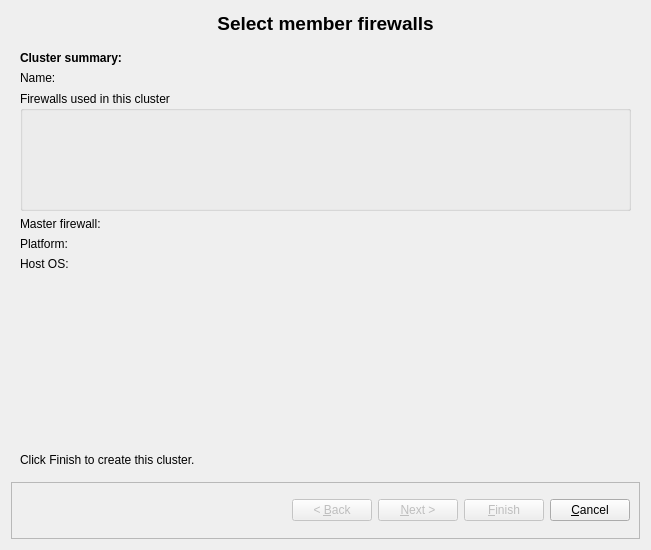
The window that src/firewallfabrik/gui/ui/newclusterdialog_q.ui (Linuxfabrik/firewallfabrik) describes before a commit, drawn with Qt 5.
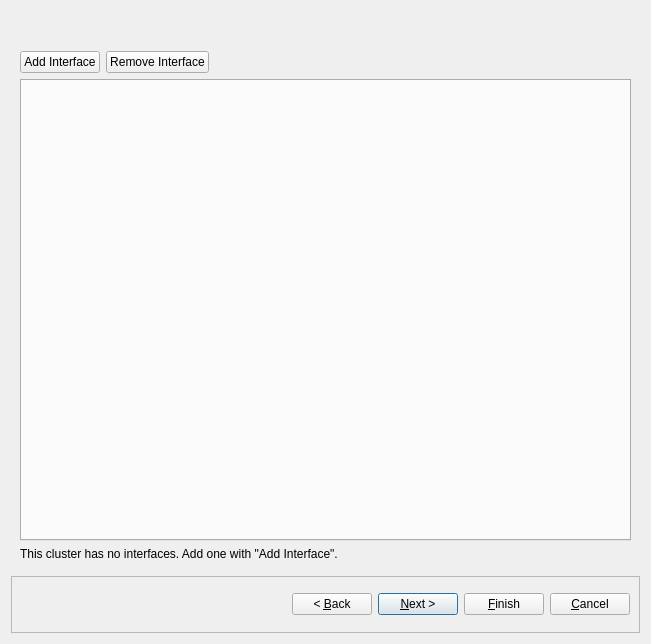
The same window after the commit. The open tabs and pages were chosen to show the change.

Commit message: feat(gui): port the New Cluster wizard from Firewall Builder (fix #180)

What changed in the file:
```diff
--- a/src/firewallfabrik/gui/ui/newclusterdialog_q.ui
+++ b/src/firewallfabrik/gui/ui/newclusterdialog_q.ui
@@ -10,7 +10,7 @@
     <x>0</x>
     <y>0</y>
     <width>651</width>
-    <height>550</height>
+    <height>644</height>
    </rect>
   </property>
   <property name="windowTitle">
@@ -37,9 +37,6 @@
        <bold>true</bold>
       </font>
      </property>
-     <property name="text">
-      <string>Select member firewalls</string>
-     </property>
      <property name="alignment">
       <set>Qt::AlignmentFlag::AlignCenter</set>
      </property>
@@ -50,7 +47,7 @@
      <property name="minimumSize">
       <size>
        <width>500</width>
-       <height>380</height>
+       <height>450</height>
       </size>
      </property>
      <property name="currentIndex">
@@ -156,13 +153,138 @@
      <widget class="QWidget" name="page_2">
       <layout class="QVBoxLayout" name="verticalLayout_2">
        <item>
-        <widget class="QLabel" name="label_summary_heading">
-         <property name="sizePolicy">
-          <sizepolicy hsizetype="Preferred" vsizetype="Maximum">
-           <horstretch>0</horstretch>
-           <verstretch>0</verstretch>
-          </sizepolicy>
+        <layout class="QHBoxLayout" name="interfaceButtonLayout">
+         <item>
+          <widget class="QPushButton" name="addInterfaceButton">
+           <property name="text">
+            <string>Add Interface</string>
+           </property>
+           <property name="toolTip">
+            <string>Add a cluster interface and choose the member interfaces it stands for</string>
+           </property>
+           <property name="autoDefault">
+            <bool>false</bool>
+           </property>
+          </widget>
+         </item>
+         <item>
+          <widget class="QPushButton" name="removeInterfaceButton">
+           <property name="text">
+            <string>Remove Interface</string>
+           </property>
+           <property name="toolTip">
+            <string>Remove the cluster interface shown in the current tab</string>
+           </property>
+           <property name="autoDefault">
+            <bool>false</bool>
+           </property>
+          </widget>
+         </item>
+         <item>
+          <spacer name="interfaceButtonSpacer">
+           <property name="orientation">
+            <enum>Qt::Orientation::Horizontal</enum>
+           </property>
+           <property name="sizeHint" stdset="0">
+            <size>
+             <width>40</width>
+             <height>20</height>
+            </size>
+           </property>
+          </spacer>
+         </item>
+        </layout>
+       </item>
+       <item>
+        <widget class="QTabWidget" name="interfaceSelector">
+         <property name="toolTip">
+          <string>One tab per cluster interface. The wizard suggests one for every interface
+name all members share and that can take part in a cluster.</string>
          </property>
+        </widget>
+       </item>
+       <item>
+        <widget class="QLabel" name="noInterfacesLabel">
+         <property name="visible">
+          <bool>false</bool>
+         </property>
+         <property name="text">
+          <string>This cluster has no interfaces. Add one with &quot;Add Interface&quot;.</string>
+         </property>
+         <property name="wordWrap">
+          <bool>true</bool>
+         </property>
+        </widget>
+       </item>
+      </layout>
+     </widget>
+     <widget class="QWidget" name="page_3">
+      <property name="windowTitle">
+       <string>Set the failover protocol and addresses</string>
+      </property>
+      <layout class="QVBoxLayout" name="verticalLayout_3">
+       <item>
+        <widget class="QTabWidget" name="interfaceEditor"/>
+       </item>
+      </layout>
+     </widget>
+     <widget class="QWidget" name="page_4">
+      <property name="windowTitle">
+       <string>Choose the rules of the cluster</string>
+      </property>
+      <layout class="QVBoxLayout" name="verticalLayout_4">
+       <item>
+        <widget class="QLabel" name="policyHint">
+         <property name="text">
+          <string>Choose which member's Policy and NAT rules should be used to create Policy and NAT rules of the cluster. First, each member firewall object will be copied with the name &quot;&lt;firewall&gt;-bak&quot; (where &lt;firewall&gt; is the name of the member) for backup, then rules from the chosen member will be copied to the new cluster and finally all Policy and NAT rules will be deleted in both members. Backup firewall objects ensure that you do not lose your configuration and can always revert back if necessary. You can delete backup objects or move them to a separate library for archival later.</string>
+         </property>
+         <property name="textFormat">
+          <enum>Qt::TextFormat::PlainText</enum>
+         </property>
+         <property name="wordWrap">
+          <bool>true</bool>
+         </property>
+        </widget>
+       </item>
+       <item>
+        <layout class="QVBoxLayout" name="policySourceLayout">
+         <item>
+          <widget class="QRadioButton" name="noPolicy">
+           <property name="text">
+            <string>do not use any, i will create new policy and NAT rules</string>
+           </property>
+           <property name="toolTip">
+            <string>The cluster starts with empty rule sets and the members keep theirs.</string>
+           </property>
+           <property name="checked">
+            <bool>true</bool>
+           </property>
+          </widget>
+         </item>
+        </layout>
+       </item>
+       <item>
+        <spacer name="policySpacer">
+         <property name="orientation">
+          <enum>Qt::Orientation::Vertical</enum>
+         </property>
+         <property name="sizeHint" stdset="0">
+          <size>
+           <width>20</width>
+           <height>40</height>
+          </size>
+         </property>
+        </spacer>
+       </item>
+      </layout>
+     </widget>
+     <widget class="QWidget" name="page_5">
+      <property name="windowTitle">
+       <string>Review and create the cluster</string>
+      </property>
+      <layout class="QVBoxLayout" name="verticalLayout_5">
+       <item>
+        <widget class="QLabel" name="summaryHeading">
          <property name="font">
           <font>
            <bold>true</bold>
@@ -174,32 +296,10 @@
         </widget>
        </item>
        <item>
-        <widget class="QLabel" name="clusterName">
-         <property name="text">
-          <string>Name: </string>
-         </property>
-        </widget>
+        <widget class="QLabel" name="clusterName"/>
        </item>
        <item>
-        <widget class="QGroupBox" name="groupBox">
-         <property name="sizePolicy">
-          <sizepolicy hsizetype="Preferred" vsizetype="Fixed">
-           <horstretch>0</horstretch>
-           <verstretch>0</verstretch>
-          </sizepolicy>
-         </property>
-         <property name="minimumSize">
-          <size>
-           <width>0</width>
-           <height>120</height>
-          </size>
-         </property>
-         <property name="maximumSize">
-          <size>
-           <width>16777215</width>
-           <height>150</height>
-          </size>
-         </property>
+        <widget class="QGroupBox" name="firewallsGroup">
          <property name="title">
           <string>Firewalls used in this cluster</string>
          </property>
@@ -233,46 +333,14 @@
         </widget>
        </item>
        <item>
-        <widget class="QLabel" name="masterLabel">
-         <property name="sizePolicy">
-          <sizepolicy hsizetype="Preferred" vsizetype="Maximum">
-           <horstretch>0</horstretch>
-           <verstretch>0</verstretch>
-          </sizepolicy>
+        <widget class="QLabel" name="policyLabel">
+         <property name="wordWrap">
+          <bool>true</bool>
          </property>
-         <property name="text">
-          <string>Master firewall: </string>
-         </property>
         </widget>
        </item>
        <item>
-        <widget class="QLabel" name="platformLabel">
-         <property name="sizePolicy">
-          <sizepolicy hsizetype="Preferred" vsizetype="Maximum">
-           <horstretch>0</horstretch>
-           <verstretch>0</verstretch>
-          </sizepolicy>
-         </property>
-         <property name="text">
-          <string>Platform: </string>
-         </property>
-        </widget>
-       </item>
-       <item>
-        <widget class="QLabel" name="hostOSLabel">
-         <property name="sizePolicy">
-          <sizepolicy hsizetype="Preferred" vsizetype="Maximum">
-           <horstretch>0</horstretch>
-           <verstretch>0</verstretch>
-          </sizepolicy>
-         </property>
-         <property name="text">
-          <string>Host OS: </string>
-         </property>
-        </widget>
-       </item>
-       <item>
-        <spacer name="verticalSpacer_2">
+        <spacer name="summarySpacer">
          <property name="orientation">
           <enum>Qt::Orientation::Vertical</enum>
          </property>
@@ -285,13 +353,7 @@
         </spacer>
        </item>
        <item>
-        <widget class="QLabel" name="label_finish_hint">
-         <property name="sizePolicy">
-          <sizepolicy hsizetype="Preferred" vsizetype="Maximum">
-           <horstretch>0</horstretch>
-           <verstretch>0</verstretch>
-          </sizepolicy>
-         </property>
+        <widget class="QLabel" name="finishHint">
          <property name="text">
           <string>Click Finish to create this cluster.</string>
          </property>
@@ -337,9 +399,6 @@
       </item>
       <item>
        <widget class="QPushButton" name="backButton">
-        <property name="enabled">
-         <bool>false</bool>
-        </property>
         <property name="text">
          <string>&lt; &amp;Back</string>
         </property>
@@ -350,9 +409,6 @@
       </item>
       <item>
        <widget class="QPushButton" name="nextButton">
-        <property name="enabled">
-         <bool>false</bool>
-        </property>
         <property name="text">
          <string>&amp;Next &gt;</string>
         </property>
@@ -363,9 +419,6 @@
       </item>
       <item>
        <widget class="QPushButton" name="finishButton">
-        <property name="enabled">
-         <bool>false</bool>
-        </property>
         <property name="text">
          <string>&amp;Finish</string>
         </property>
```
Left out of the diff: 120 changed lines with no effect on the pictures. The commit also changes 11 other files.
